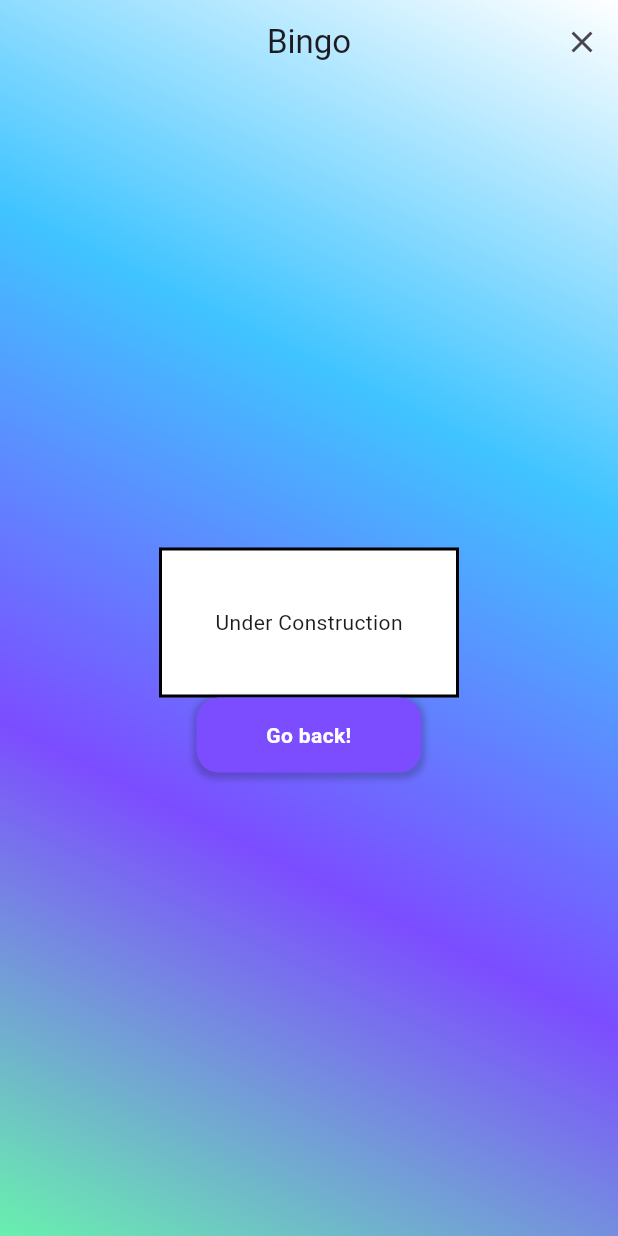
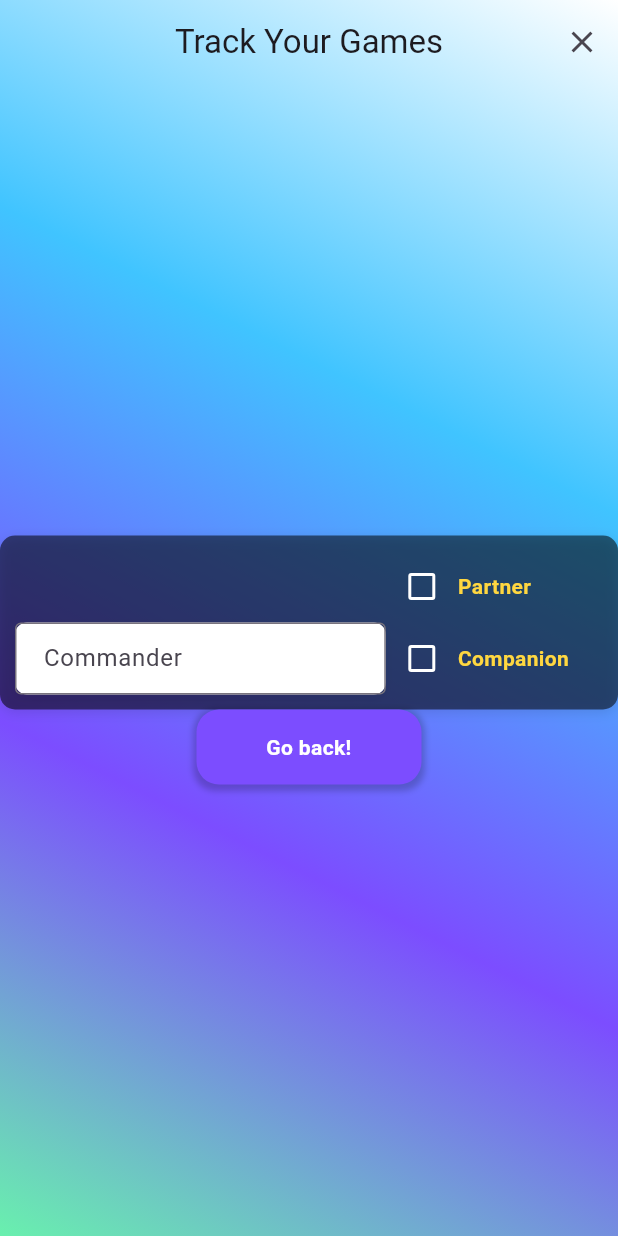
Before and after one commit to ViCTiM89/weatherlight, a Flutter app: the screen it shows after launch, after a tap on "Work in Progress", on a phone screen of 412 x 824 dp. Run offline on Flutter 3.47's test engine with Material 3 defaults, Android fonts, the phone set to English and light mode, and no system bars; our stand-ins replace wakelock; missing offline and left inert: mongo_dart; network calls fail.

Commit message:
-Added widget and db call for tracking games -ToDo: OracleText for dungeons

```diff
--- a/lib/main.dart
+++ b/lib/main.dart
@@ -2,7 +2,7 @@ import 'package:flutter/material.dart';
 import 'package:flutter/services.dart';
 
 import 'constants.dart';
-import 'screens/bingo.dart';
+import 'screens/game_tracking.dart';
 import 'screens/bounty_game.dart';
 import 'screens/game_Five_Players.dart';
 import 'screens/game_four_players.dart';
@@ -120,7 +120,7 @@ class FirstRoute extends StatelessWidget {
                     buttonSize,
                     'Reading the Card Does not explain the Card',
                     'images/thb-253-mountain.jpg',
-                        () {
+                    () {
                       _showMechanicSelectionDialog(context);
                     },
                     shadowColor,
@@ -138,11 +138,11 @@ class FirstRoute extends StatelessWidget {
                     buttonSize,
                     'Work in Progress',
                     'images/thb-254-forest.jpg',
-                        () {
+                    () {
                       Navigator.push(
                         context,
                         MaterialPageRoute(
-                          builder: (context) => const CommanderBingo(
+                          builder: (context) => const CommanderGamerTracking(
                             key: ValueKey<String>('unique_key_Bingo'),
                           ),
                         ),
--- a/lib/screens/bingo.dart
+++ /dev/null
@@ -1,118 +0,0 @@
-import 'package:flutter/material.dart';
-import 'package:wakelock/wakelock.dart';
-
-import '../game_helper.dart';
-
-class CommanderBingo extends StatefulWidget {
-  const CommanderBingo({required Key key}) : super(key: key);
-
-  @override
-  State<CommanderBingo> createState() => _CommanderBingoState();
-}
-
-class _CommanderBingoState extends State<CommanderBingo> {
-  @override
-  void initState() {
-    super.initState();
-    // Enable wakelock when entering the screen
-    Wakelock.enable();
-  }
-
-  @override
-  void dispose() {
-    // Disable wakelock when leaving the screen
-    Wakelock.disable();
-    super.dispose();
-  }
-
-  @override
-  Widget build(BuildContext context) {
-    return Container(
-      decoration: const BoxDecoration(
-        gradient: LinearGradient(
-          begin: Alignment.topRight,
-          end: Alignment.bottomLeft,
-          colors: [
-            Colors.white,
-            Colors.lightBlueAccent,
-            Colors.deepPurpleAccent,
-            Colors.greenAccent
-          ],
-        ),
-      ),
-      child: Scaffold(
-        appBar: AppBar(
-          centerTitle: true,
-          title: const Text("Bingo"),
-          backgroundColor: Colors.transparent,
-          elevation: 0,
-          automaticallyImplyLeading: false,
-          actions: [
-            IconButton(
-              icon: const Icon(Icons.close),
-              onPressed: () async {
-                // Capture the current context
-                final currentContext = context;
-                // Show confirmation dialog when close button is pressed
-                bool confirmExit = await confirmExitDialog(currentContext);
-                if (confirmExit) {
-                  Navigator.of(currentContext).pop();
-                }
-              },
-            ),
-          ],
-        ),
-        backgroundColor: Colors.transparent,
-        body: Center(
-          child: Column(
-            mainAxisAlignment: MainAxisAlignment.center,
-            children: <Widget>[
-              Container(
-                height: 100,
-                width: 200,
-                decoration: BoxDecoration(
-                  color: Colors.white,
-                  border: Border.all(color: Colors.black, width: 2),
-                ),
-                child: const Center(
-                  child: Text('Under Construction'),
-                ),
-              ),
-              GestureDetector(
-                onTap: () {
-                  Navigator.pop(context);
-                },
-                child: Container(
-                  height: 50.0,
-                  width: 150.0,
-                  decoration: BoxDecoration(
-                    color: Colors.deepPurpleAccent,
-                    borderRadius: BorderRadius.circular(15.0),
-                    boxShadow: [
-                      BoxShadow(
-                        color: Colors.black.withOpacity(0.2),
-                        spreadRadius: 2,
-                        blurRadius: 3,
-                        offset: const Offset(0, 2),
-                      ),
-                    ],
-                  ),
-                  child: const Center(
-                    child: Text(
-                      'Go back!',
-                      textAlign: TextAlign.center,
-                      style: TextStyle(
-                        color: Colors.white,
-                        fontWeight: FontWeight.bold,
-                      ),
-                    ),
-                  ),
-                ),
-              ),
-            ],
-          ),
-        ),
-      ),
-    );
-  }
-}
--- /dev/null
+++ b/lib/screens/game_tracking.dart
@@ -0,0 +1,136 @@
+import 'package:flutter/material.dart';
+import '../game_helper.dart';
+import '../services/mongo_service.dart';
+import '../widgets/commander_tracker_widget.dart';
+
+class CommanderGamerTracking extends StatefulWidget {
+  const CommanderGamerTracking({Key? key}) : super(key: key);
+
+  @override
+  State<CommanderGamerTracking> createState() => _CommanderGamerTrackingState();
+}
+
+class _CommanderGamerTrackingState extends State<CommanderGamerTracking> {
+  List<String> commanderNames = [];
+  List<String> partnerNames = [];
+  List<String> companionNames = [];
+  bool isLoading = true;
+
+  @override
+  void initState() {
+    super.initState();
+    _loadData();
+  }
+
+  Future<void> _loadData() async {
+    await MongoService.init('Commanders');
+    var results = await MongoService.fetchCommanders();
+    setState(() {
+      commanderNames = results.map((e) => e['name'] as String).toList();
+
+      partnerNames = results
+          .where((data) =>
+              (data['keywords'].contains('Partner with') ||
+                  data['keywords'].contains('Partner') ||
+                  data['keywords'].contains("Doctor's companion")) ||
+              data['type_line'] == "Legendary Enchantment — Background")
+          .map((data) => data['name'].toString())
+          .toList();
+
+      companionNames = results
+          .where((data) => data['keywords'].contains('Companion'))
+          .map((data) => data['name'].toString())
+          .toList();
+      isLoading = false;
+    });
+    await MongoService.close();
+  }
+
+  @override
+  Widget build(BuildContext context) {
+    return Container(
+      decoration: const BoxDecoration(
+        gradient: LinearGradient(
+          begin: Alignment.topRight,
+          end: Alignment.bottomLeft,
+          colors: [
+            Colors.white,
+            Colors.lightBlueAccent,
+            Colors.deepPurpleAccent,
+            Colors.greenAccent
+          ],
+        ),
+      ),
+      child: Scaffold(
+        appBar: AppBar(
+          centerTitle: true,
+          title: const Text("Track Your Games"),
+          backgroundColor: Colors.transparent,
+          elevation: 0,
+          automaticallyImplyLeading: false,
+          actions: [
+            IconButton(
+              icon: const Icon(Icons.close),
+              onPressed: () async {
+                final currentContext = context;
+                bool confirmExit = await confirmExitDialog(currentContext);
+                if (confirmExit) {
+                  Navigator.of(currentContext).pop();
+                }
+              },
+            ),
+          ],
+        ),
+        backgroundColor: Colors.transparent,
+        body: Center(
+          child: isLoading
+              ? const CircularProgressIndicator()
+              : Column(
+                  mainAxisAlignment: MainAxisAlignment.center,
+                  children: <Widget>[
+                    CommanderTrackerWidget(
+                      textFieldLabel: 'Commander',
+                      optionalTextLabel: 'Partner/Background',
+                      companionTextLabel: 'Companion',
+                      autofillNames: commanderNames,
+                      partnerAutofillNames: partnerNames,
+                      companionAutofillNames: companionNames,
+                    ),
+                    GestureDetector(
+                      onTap: () {
+                        Navigator.pop(context);
+                      },
+                      child: Container(
+                        height: 50.0,
+                        width: 150.0,
+                        decoration: BoxDecoration(
+                          color: Colors.deepPurpleAccent,
+                          borderRadius: BorderRadius.circular(15.0),
+                          boxShadow: [
+                            BoxShadow(
+                              color: Colors.black.withOpacity(0.2),
+                              spreadRadius: 2,
+                              blurRadius: 3,
+                              offset: const Offset(0, 2),
+                            ),
+                          ],
+                        ),
+                        child: const Center(
+                          child: Text(
+                            'Go back!',
+                            textAlign: TextAlign.center,
+                            style: TextStyle(
+                              color: Colors.white,
+                              fontWeight: FontWeight.bold,
+                            ),
+                          ),
+                        ),
+                      ),
+                    ),
+                  ],
+                ),
+        ),
+      ),
+    );
+  }
+}
--- /dev/null
+++ b/lib/services/mongo_service.dart
@@ -0,0 +1,26 @@
+import 'package:mongo_dart/mongo_dart.dart';
+import 'api_key.dart';
+
+class MongoService {
+  static late Db _db;
+  static late DbCollection _commanderCollection;
+
+  static Future<void> init(String collectionName) async {
+    _db = await Db.create(apiKey);
+    await _db.open();
+    _commanderCollection = _db.collection(collectionName);
+  }
+
+  static Future<List<Map<String, dynamic>>> fetchCommanders() async {
+    try {
+      return await _commanderCollection.find().toList();
+    } catch (e) {
+      print('Error fetching data: $e');
+      return [];
+    }
+  }
+
+  static Future<void> close() async {
+    await _db.close();
+  }
+}
--- /dev/null
+++ b/lib/widgets/commander_tracker_widget.dart
@@ -0,0 +1,272 @@
+import 'package:flutter/material.dart';
+
+class CommanderTrackerWidget extends StatefulWidget {
+  final String textFieldLabel;
+  final String optionalTextLabel;
+  final String companionTextLabel;
+  final List<String> autofillNames;
+  final List<String> partnerAutofillNames;
+  final List<String> companionAutofillNames;
+
+  const CommanderTrackerWidget({
+    required this.textFieldLabel,
+    required this.optionalTextLabel,
+    required this.companionTextLabel,
+    this.autofillNames = const [],
+    this.partnerAutofillNames = const [],
+    this.companionAutofillNames = const [],
+    Key? key,
+  }) : super(key: key);
+
+  @override
+  _CommanderTrackerWidgetState createState() => _CommanderTrackerWidgetState();
+}
+
+class _CommanderTrackerWidgetState extends State<CommanderTrackerWidget> {
+  bool _isPartnerChecked = false;
+  bool _isCompanionChecked = false;
+
+  final TextEditingController _commanderController = TextEditingController();
+  final TextEditingController _companionController = TextEditingController();
+  final TextEditingController _partnerController =
+      TextEditingController(); // Controller for partner field
+
+  @override
+  Widget build(BuildContext context) {
+    double screenWidth = MediaQuery.of(context).size.width;
+    double inputFieldWidth = screenWidth > 600 ? 250 : screenWidth * 0.6;
+
+    return Container(
+      padding: const EdgeInsets.symmetric(vertical: 10, horizontal: 10),
+      decoration: BoxDecoration(
+        color: Colors.black54,
+        borderRadius: BorderRadius.circular(10),
+        boxShadow: [
+          BoxShadow(
+            color: Colors.black.withOpacity(0.1),
+            blurRadius: 6,
+            offset: const Offset(0, 2),
+          ),
+        ],
+      ),
+      child: Column(
+        crossAxisAlignment: CrossAxisAlignment.start,
+        children: [
+          // Main Commander Input Field
+          Row(
+            mainAxisAlignment: MainAxisAlignment.start,
+            crossAxisAlignment: CrossAxisAlignment.end,
+            children: [
+              Container(
+                width: inputFieldWidth,
+                decoration: BoxDecoration(
+                  color: Colors.white,
+                  borderRadius: BorderRadius.circular(8),
+                  boxShadow: [
+                    BoxShadow(
+                      color: Colors.black.withOpacity(0.05),
+                      blurRadius: 4,
+                      offset: const Offset(0, 2),
+                    ),
+                  ],
+                ),
+                child: Autocomplete<String>(
+                  optionsBuilder: (TextEditingValue textEditingValue) {
+                    if (textEditingValue.text.isEmpty) {
+                      return const Iterable<String>.empty();
+                    }
+                    return widget.autofillNames.where((name) => name
+                        .toLowerCase()
+                        .contains(textEditingValue.text.toLowerCase()));
+                  },
+                  onSelected: (String selection) {
+                    _commanderController.text = selection;
+                  },
+                  fieldViewBuilder:
+                      (context, controller, focusNode, onFieldSubmitted) {
+                    return TextField(
+                      controller: controller,
+                      focusNode: focusNode,
+                      decoration: InputDecoration(
+                        labelText: widget.textFieldLabel,
+                        border: const OutlineInputBorder(),
+                        contentPadding: const EdgeInsets.symmetric(
+                          vertical: 10,
+                          horizontal: 15,
+                        ),
+                      ),
+                      onSubmitted: (value) => onFieldSubmitted(),
+                    );
+                  },
+                ),
+              ),
+              Column(
+                mainAxisAlignment: MainAxisAlignment.center,
+                mainAxisSize: MainAxisSize.min,
+                crossAxisAlignment: CrossAxisAlignment.start,
+                children: [
+                  // Partner checkbox and label
+                  Row(
+                    mainAxisSize: MainAxisSize.min,
+                    crossAxisAlignment: CrossAxisAlignment.center,
+                    children: [
+                      Checkbox(
+                        shape: RoundedRectangleBorder(
+                          borderRadius: BorderRadius.circular(2.0),
+                        ),
+                        side: MaterialStateBorderSide.resolveWith(
+                          (states) =>
+                              const BorderSide(width: 2.0, color: Colors.white),
+                        ),
+                        value: _isPartnerChecked,
+                        onChanged: (value) {
+                          setState(() {
+                            _isPartnerChecked = value!;
+                          });
+                        },
+                        activeColor: Colors.deepPurpleAccent,
+                      ),
+                      const Text(
+                        'Partner',
+                        style: TextStyle(
+                          fontSize: 14,
+                          fontWeight: FontWeight.bold,
+                          color: Colors.amberAccent,
+                        ),
+                        textAlign: TextAlign.center,
+                      ),
+                    ],
+                  ),
+                  // Companion checkbox and label
+                  Row(
+                    mainAxisSize: MainAxisSize.min,
+                    crossAxisAlignment: CrossAxisAlignment.center,
+                    children: [
+                      Checkbox(
+                        shape: RoundedRectangleBorder(
+                          borderRadius: BorderRadius.circular(2.0),
+                        ),
+                        side: MaterialStateBorderSide.resolveWith(
+                          (states) =>
+                              const BorderSide(width: 2.0, color: Colors.white),
+                        ),
+                        value: _isCompanionChecked,
+                        onChanged: (value) {
+                          setState(() {
+                            _isCompanionChecked = value!;
+                          });
+                        },
+                        activeColor: Colors.deepPurpleAccent,
+                      ),
+                      const Text(
+                        "Companion",
+                        style: TextStyle(
+                          fontSize: 14,
+                          fontWeight: FontWeight.bold,
+                          color: Colors.amberAccent,
+                        ),
+                        textAlign: TextAlign.center,
+                      ),
+                    ],
+                  ),
+                ],
+              ),
+            ],
+          ),
+
+          // Partner Input Field (only shown if checked)
+          if (_isPartnerChecked)
+            Container(
+              width: inputFieldWidth,
+              decoration: BoxDecoration(
+                color: Colors.white,
+                borderRadius: BorderRadius.circular(8),
+                boxShadow: [
+                  BoxShadow(
+                    color: Colors.black.withOpacity(0.05),
+                    blurRadius: 4,
+                    offset: const Offset(0, 2),
+                  ),
+                ],
+              ),
+              child: Autocomplete<String>(
+                optionsBuilder: (TextEditingValue textEditingValue) {
+                  if (textEditingValue.text.isEmpty) {
+                    return const Iterable<String>.empty();
+                  }
+                  return widget.partnerAutofillNames.where((name) => name
+                      .toLowerCase()
+                      .contains(textEditingValue.text.toLowerCase()));
+                },
+                onSelected: (String selection) {
+                  _partnerController.text = selection;
+                },
+                fieldViewBuilder:
+                    (context, controller, focusNode, onFieldSubmitted) {
+                  return TextField(
+                    controller: controller,
+                    focusNode: focusNode,
+                    decoration: InputDecoration(
+                      labelText: widget.optionalTextLabel,
+                      border: const OutlineInputBorder(),
+                      contentPadding: const EdgeInsets.symmetric(
+                        vertical: 10,
+                        horizontal: 15,
+                      ),
+                    ),
+                    onSubmitted: (value) => onFieldSubmitted(),
+                  );
+                },
+              ),
+            ),
+
+          // Companion Input Field (only shown if checked)
+          if (_isCompanionChecked)
+            Container(
+              width: inputFieldWidth,
+              decoration: BoxDecoration(
+                color: Colors.white,
+                borderRadius: BorderRadius.circular(8),
+                boxShadow: [
+                  BoxShadow(
+                    color: Colors.black.withOpacity(0.05),
+                    blurRadius: 4,
+                    offset: const Offset(0, 2),
+                  ),
+                ],
+              ),
+              child: Autocomplete<String>(
+                optionsBuilder: (TextEditingValue textEditingValue) {
+                  if (textEditingValue.text.isEmpty) {
+                    return const Iterable<String>.empty();
+                  }
+                  return widget.companionAutofillNames.where((name) => name
+                      .toLowerCase()
+                      .contains(textEditingValue.text.toLowerCase()));
+                },
+                onSelected: (String selection) {
+                  _companionController.text = selection;
+                },
+                fieldViewBuilder:
+                    (context, controller, focusNode, onFieldSubmitted) {
+                  return TextField(
+                    controller: controller,
+                    focusNode: focusNode,
+                    decoration: InputDecoration(
+                      labelText: widget.companionTextLabel,
+                      border: const OutlineInputBorder(),
+                      contentPadding: const EdgeInsets.symmetric(
+                        vertical: 10,
+                        horizontal: 15,
+                      ),
+                    ),
+                    onSubmitted: (value) => onFieldSubmitted(),
+                  );
+                },
+              ),
+            ),
+        ],
+      ),
+    );
+  }
+}
--- a/pubspec.yaml
+++ b/pubspec.yaml
@@ -32,6 +32,7 @@ dependencies:
     sdk: flutter
   wakelock: ^0.6.2
   http: ^1.1.0
+  mongo_dart: ^0.9.3
 
 
   # The following adds the Cupertino Icons font to your application.
```
Also changed, not shown: lib/screens/bounty_game.dart (+4 -3 lines), pubspec.lock.
